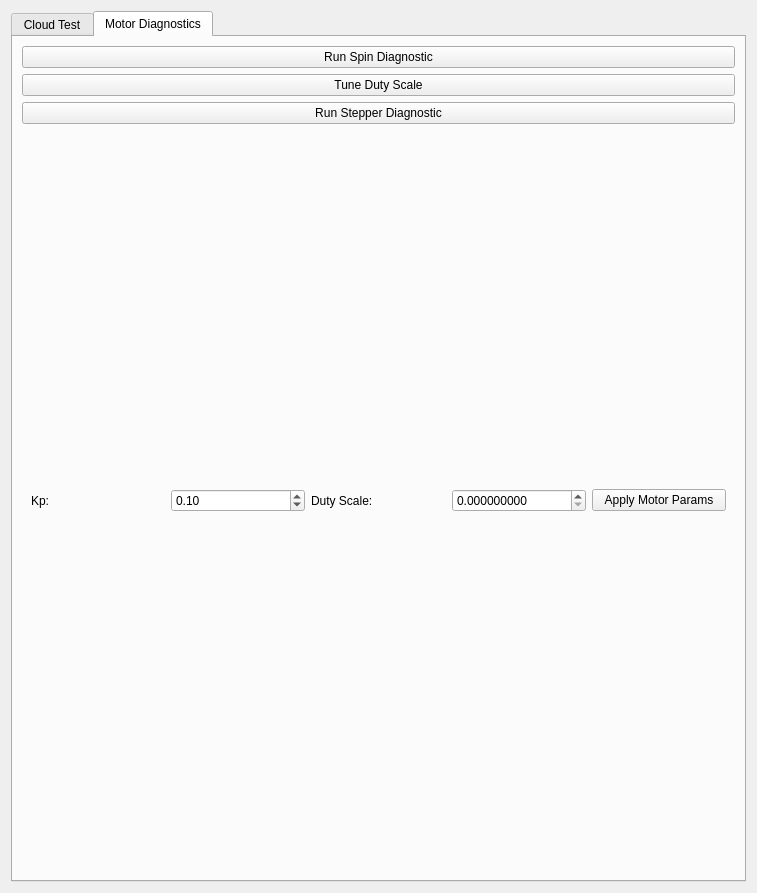
This is frontend/cloudTest.ui in YCP-Rev-Metrix/BallSpinner-Controller-v2 as Qt 5 draws it before an edit. The edited form follows.
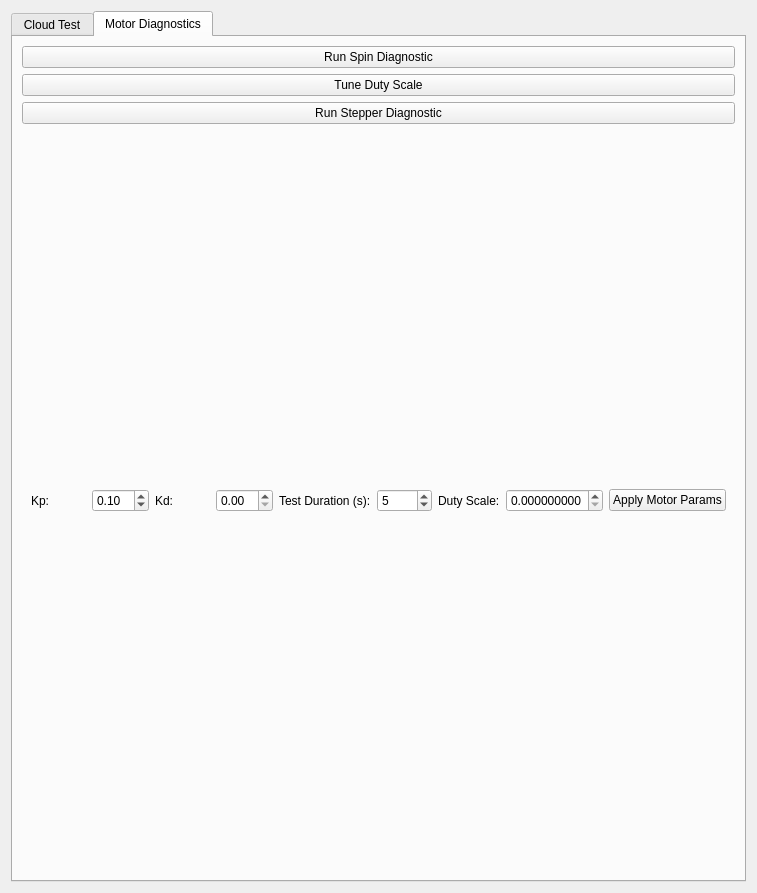
This is the edited form. The open tabs and pages were chosen to show the change.

Commit message: Add Kd support and test-duration UI

The edit to the form file:
```diff
--- a/frontend/cloudTest.ui
+++ b/frontend/cloudTest.ui
@@ -275,6 +275,49 @@
             </property>
            </widget>
           </item>
+          <item>
+           <widget class="QLabel" name="lblKd">
+            <property name="text">
+             <string>Kd:</string>
+            </property>
+           </widget>
+          </item>
+          <item>
+           <widget class="QDoubleSpinBox" name="spnKd">
+            <property name="minimum">
+             <double>0.0</double>
+            </property>
+            <property name="maximum">
+             <double>10.0</double>
+            </property>
+            <property name="singleStep">
+             <double>0.01</double>
+            </property>
+            <property name="value">
+             <double>0.0</double>
+            </property>
+           </widget>
+          </item>
+          <item>
+           <widget class="QLabel" name="lblTestDuration">
+            <property name="text">
+             <string>Test Duration (s):</string>
+            </property>
+           </widget>
+          </item>
+          <item>
+           <widget class="QSpinBox" name="spnTestDuration">
+            <property name="minimum">
+             <number>1</number>
+            </property>
+            <property name="maximum">
+             <number>300</number>
+            </property>
+            <property name="value">
+             <number>5</number>
+            </property>
+           </widget>
+          </item>
           <item>
            <widget class="QLabel" name="lblDutyScale">
             <property name="text">
```
The commit also changes 3 other files.
